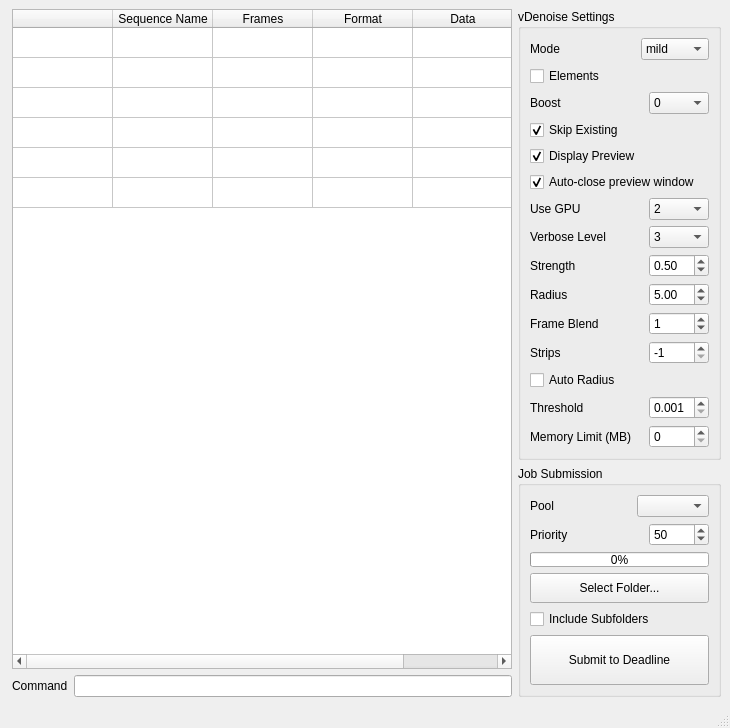
Above: VrayDenoiser/ui_mainWindow.ui from p3rfilov/Deadline before the change. Below: the same form after it.
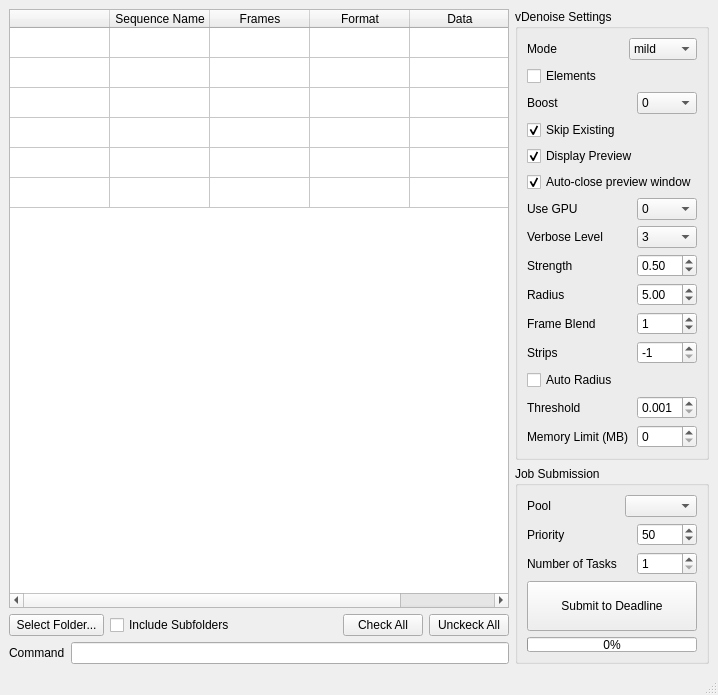
That is the form after the change.

The edit to the form file:
```diff
--- a/VrayDenoiser/ui_mainWindow.ui
+++ b/VrayDenoiser/ui_mainWindow.ui
@@ -6,32 +6,28 @@
    <rect>
     <x>0</x>
     <y>0</y>
-    <width>730</width>
-    <height>716</height>
+    <width>711</width>
+    <height>679</height>
    </rect>
   </property>
+  <property name="minimumSize">
+   <size>
+    <width>0</width>
+    <height>0</height>
+   </size>
+  </property>
+  <property name="maximumSize">
+   <size>
+    <width>16777215</width>
+    <height>16777215</height>
+   </size>
+  </property>
   <property name="windowTitle">
    <string>V-Ray Denoise - Deadline Submission</string>
   </property>
   <widget class="QWidget" name="centralwidget">
-   <layout class="QHBoxLayout" name="horizontalLayout_15">
-    <item>
-     <spacer name="horizontalSpacer">
-      <property name="orientation">
-       <enum>Qt::Horizontal</enum>
-      </property>
-      <property name="sizeType">
-       <enum>QSizePolicy::Expanding</enum>
-      </property>
-      <property name="sizeHint" stdset="0">
-       <size>
-        <width>40</width>
-        <height>20</height>
-       </size>
-      </property>
-     </spacer>
-    </item>
-    <item>
+   <layout class="QFormLayout" name="formLayout">
+    <item row="0" column="0">
      <layout class="QVBoxLayout" name="verticalLayout_5">
       <item>
        <widget class="QTableWidget" name="table">
@@ -122,6 +118,57 @@
         </column>
        </widget>
       </item>
+      <item>
+       <layout class="QHBoxLayout" name="horizontalLayout_15">
+        <item>
+         <widget class="QPushButton" name="selectFolder">
+          <property name="minimumSize">
+           <size>
+            <width>0</width>
+            <height>0</height>
+           </size>
+          </property>
+          <property name="text">
+           <string> Select Folder... </string>
+          </property>
+         </widget>
+        </item>
+        <item>
+         <widget class="QCheckBox" name="scanSubfolders">
+          <property name="text">
+           <string>Include Subfolders</string>
+          </property>
+         </widget>
+        </item>
+        <item>
+         <spacer name="horizontalSpacer">
+          <property name="orientation">
+           <enum>Qt::Horizontal</enum>
+          </property>
+          <property name="sizeHint" stdset="0">
+           <size>
+            <width>40</width>
+            <height>20</height>
+           </size>
+          </property>
+         </spacer>
+        </item>
+        <item>
+         <widget class="QPushButton" name="checkAll">
+          <property name="text">
+           <string>Check All</string>
+          </property>
+         </widget>
+        </item>
+        <item>
+         <widget class="QPushButton" name="uncheckAll">
+          <property name="text">
+           <string>Unckeck All</string>
+          </property>
+         </widget>
+        </item>
+       </layout>
+      </item>
       <item>
        <layout class="QHBoxLayout" name="horizontalLayout_14">
         <item>
@@ -142,7 +189,7 @@
       </item>
      </layout>
     </item>
-    <item>
+    <item row="0" column="1">
      <layout class="QVBoxLayout" name="verticalLayout_4">
       <item>
        <widget class="QGroupBox" name="groupBox">
@@ -354,7 +401,7 @@
                 </size>
                </property>
                <property name="currentIndex">
-                <number>2</number>
+                <number>0</number>
                </property>
                <item>
                 <property name="text">
@@ -708,19 +755,6 @@
         <zorder></zorder>
        </widget>
       </item>
-      <item>
-       <spacer name="verticalSpacer">
-        <property name="orientation">
-         <enum>Qt::Vertical</enum>
-        </property>
-        <property name="sizeHint" stdset="0">
-         <size>
-          <width>20</width>
-          <height>40</height>
-         </size>
-        </property>
-       </spacer>
-      </item>
       <item>
        <widget class="QGroupBox" name="groupBox_2">
         <property name="title">
@@ -804,6 +838,62 @@
            </item>
           </layout>
          </item>
+         <item>
+          <layout class="QHBoxLayout" name="horizontalLayout_13">
+           <item>
+            <widget class="QLabel" name="label_14">
+             <property name="text">
+              <string>Number of Tasks</string>
+             </property>
+            </widget>
+           </item>
+           <item>
+            <spacer name="horizontalSpacer_14">
+             <property name="orientation">
+              <enum>Qt::Horizontal</enum>
+             </property>
+             <property name="sizeHint" stdset="0">
+              <size>
+               <width>40</width>
+               <height>20</height>
+              </size>
+             </property>
+            </spacer>
+           </item>
+           <item>
+            <widget class="QSpinBox" name="tasks">
+             <property name="minimumSize">
+              <size>
+               <width>60</width>
+               <height>0</height>
+              </size>
+             </property>
+             <property name="minimum">
+              <number>1</number>
+             </property>
+             <property name="maximum">
+              <number>300</number>
+             </property>
+             <property name="value">
+              <number>1</number>
+             </property>
+            </widget>
+           </item>
+          </layout>
+         </item>
+         <item>
+          <widget class="QPushButton" name="submit">
+           <property name="minimumSize">
+            <size>
+             <width>0</width>
+             <height>50</height>
+            </size>
+           </property>
+           <property name="text">
+            <string>Submit to Deadline</string>
+           </property>
+          </widget>
+         </item>
          <item>
           <widget class="QProgressBar" name="progressBar">
            <property name="maximumSize">
@@ -817,39 +907,6 @@
            </property>
           </widget>
          </item>
-         <item>
-          <widget class="QPushButton" name="selectFolder">
-           <property name="minimumSize">
-            <size>
-             <width>0</width>
-             <height>30</height>
-            </size>
-           </property>
-           <property name="text">
-            <string> Select Folder... </string>
-           </property>
-          </widget>
-         </item>
-         <item>
-          <widget class="QCheckBox" name="scanSubfolders">
-           <property name="text">
-            <string>Include Subfolders</string>
-           </property>
-          </widget>
-         </item>
-         <item>
-          <widget class="QPushButton" name="submit">
-           <property name="minimumSize">
-            <size>
-             <width>0</width>
-             <height>50</height>
-            </size>
-           </property>
-           <property name="text">
-            <string>Submit to Deadline</string>
-           </property>
-          </widget>
-         </item>
         </layout>
        </widget>
       </item>
```
Left out of the diff: 2 changed lines with no effect on the pictures.
